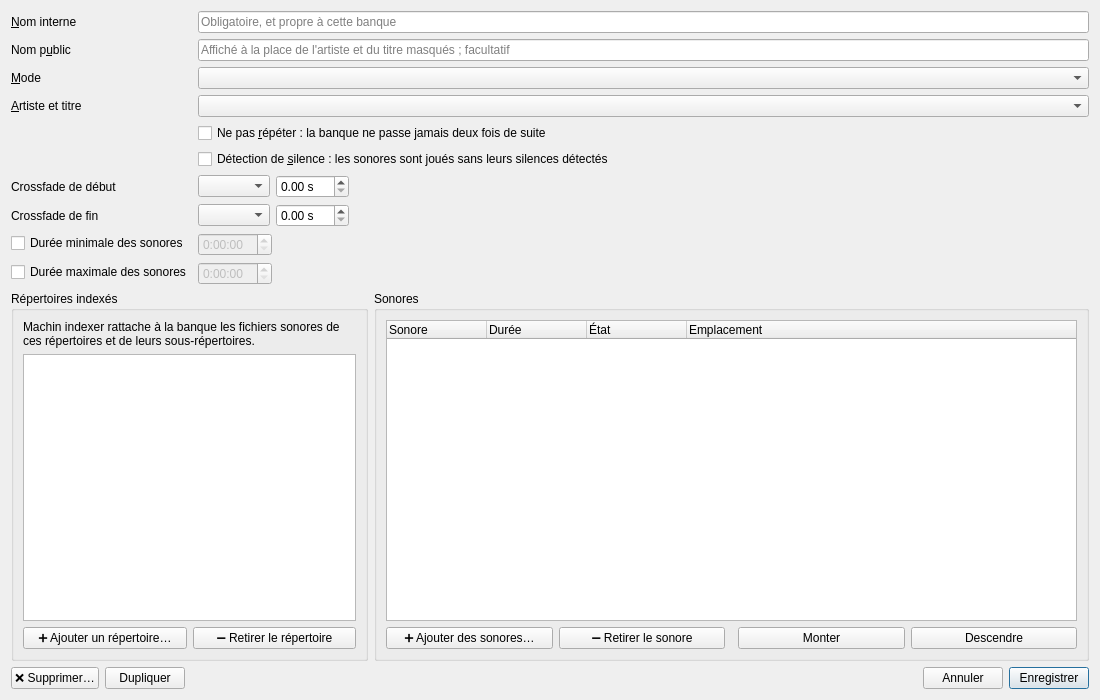
This is src/machincast/interface/ui/bank_card.ui in dascritch/machincast as Qt 5 draws it before an edit. The edited form follows.
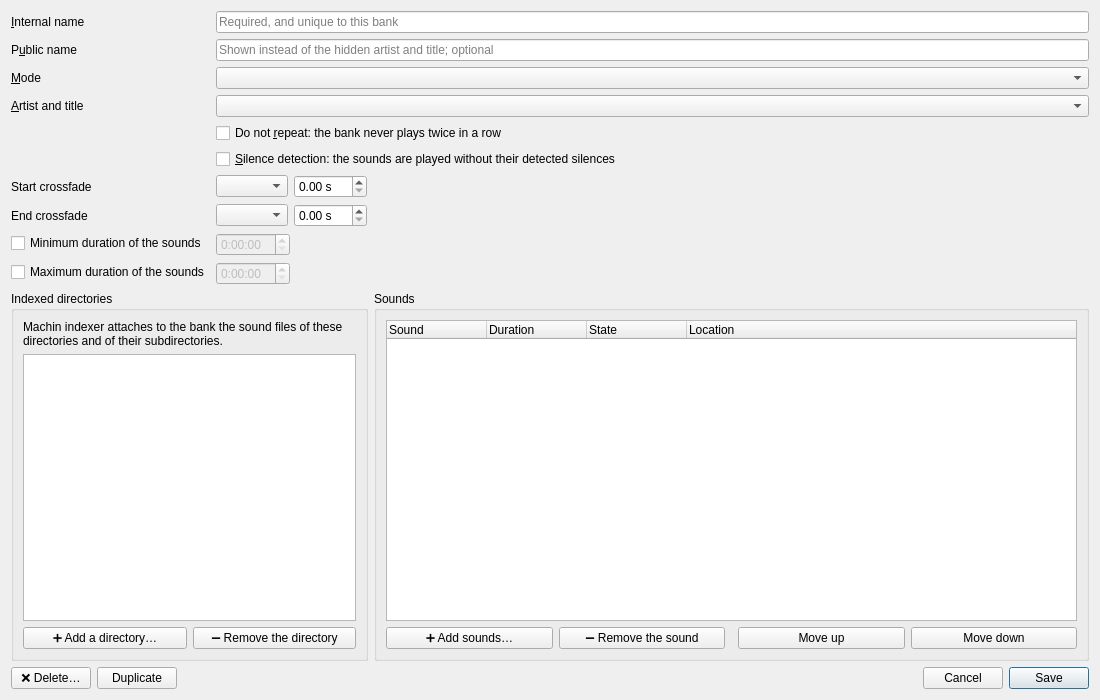
This is the edited form.

What changed in the file:
```diff
--- a/src/machincast/interface/ui/bank_card.ui
+++ b/src/machincast/interface/ui/bank_card.ui
@@ -16,7 +16,7 @@
      <item row="0" column="0">
       <widget class="QLabel" name="internal_name_caption">
        <property name="text">
-        <string>&amp;Nom interne</string>
+        <string>&amp;Internal name</string>
        </property>
        <property name="buddy">
         <cstring>internal_name</cstring>
@@ -29,14 +29,14 @@
         <number>255</number>
        </property>
        <property name="placeholderText">
-        <string>Obligatoire, et propre à cette banque</string>
+        <string>Required, and unique to this bank</string>
        </property>
       </widget>
      </item>
      <item row="1" column="0">
       <widget class="QLabel" name="public_name_caption">
        <property name="text">
-        <string>Nom p&amp;ublic</string>
+        <string>P&amp;ublic name</string>
        </property>
        <property name="buddy">
         <cstring>public_name</cstring>
@@ -49,7 +49,7 @@
         <number>255</number>
        </property>
        <property name="placeholderText">
-        <string>Affiché à la place de l'artiste et du titre masqués ; facultatif</string>
+        <string>Shown instead of the hidden artist and title; optional</string>
        </property>
       </widget>
      </item>
@@ -69,7 +69,7 @@
      <item row="3" column="0">
       <widget class="QLabel" name="hiding_caption">
        <property name="text">
-        <string>&amp;Artiste et titre</string>
+        <string>&amp;Artist and title</string>
        </property>
        <property name="buddy">
         <cstring>hiding</cstring>
@@ -82,14 +82,14 @@
      <item row="4" column="1">
       <widget class="QCheckBox" name="no_repeat">
        <property name="text">
-        <string>Ne pas &amp;répéter : la banque ne passe jamais deux fois de suite</string>
+        <string>Do not &amp;repeat: the bank never plays twice in a row</string>
        </property>
       </widget>
      </item>
      <item row="5" column="1">
       <widget class="QCheckBox" name="detection_silences">
        <property name="text">
-        <string>Détection de &amp;silence : les sonores sont joués sans leurs silences détectés</string>
+        <string>&amp;Silence detection: the sounds are played without their detected silences</string>
        </property>
        <property name="toolTip">
         <string>Chaque sonore joué via la banque commence à son début détecté et s'arrête à sa fin détectée, mesurés par l'audit complet.</string>
@@ -99,7 +99,7 @@
      <item row="6" column="0">
       <widget class="QLabel" name="start_crossfade_caption">
        <property name="text">
-        <string>Crossfade de début</string>
+        <string>Start crossfade</string>
        </property>
        <property name="buddy">
         <cstring>start_crossfade_rule</cstring>
@@ -143,7 +143,7 @@
      <item row="7" column="0">
       <widget class="QLabel" name="end_crossfade_caption">
        <property name="text">
-        <string>Crossfade de fin</string>
+        <string>End crossfade</string>
        </property>
        <property name="buddy">
         <cstring>end_crossfade_rule</cstring>
@@ -187,7 +187,7 @@
      <item row="8" column="0">
       <widget class="QCheckBox" name="has_min_duration">
        <property name="text">
-        <string>Durée minimale des sonores</string>
+        <string>Minimum duration of the sounds</string>
        </property>
        <property name="toolTip">
         <string>Facultative : un sonore de la banque qui en sort est signalé, sans être refusé</string>
@@ -218,7 +218,7 @@
      <item row="9" column="0">
       <widget class="QCheckBox" name="has_max_duration">
        <property name="text">
-        <string>Durée maximale des sonores</string>
+        <string>Maximum duration of the sounds</string>
        </property>
        <property name="toolTip">
         <string>Facultative : un sonore de la banque qui en sort est signalé, sans être refusé</string>
@@ -253,13 +253,13 @@
      <item>
       <widget class="QGroupBox" name="directory_group">
        <property name="title">
-        <string>Répertoires indexés</string>
+        <string>Indexed directories</string>
        </property>
        <layout class="QVBoxLayout" name="directory_layout">
         <item>
          <widget class="QLabel" name="directory_explanation">
           <property name="text">
-           <string>Machin indexer rattache à la banque les fichiers sonores de ces répertoires et de leurs sous-répertoires.</string>
+           <string>Machin indexer attaches to the bank the sound files of these directories and of their subdirectories.</string>
           </property>
           <property name="wordWrap">
            <bool>true</bool>
@@ -278,14 +278,14 @@
           <item>
            <widget class="QPushButton" name="add_directory">
             <property name="text">
-             <string>➕ Ajouter un répertoire…</string>
+             <string>➕ Add a directory…</string>
             </property>
            </widget>
           </item>
           <item>
            <widget class="QPushButton" name="remove_directory">
             <property name="text">
-             <string>➖ Retirer le répertoire</string>
+             <string>➖ Remove the directory</string>
             </property>
            </widget>
           </item>
@@ -297,7 +297,7 @@
      <item>
       <widget class="QGroupBox" name="sound_group">
        <property name="title">
-        <string>Sonores</string>
+        <string>Sounds</string>
        </property>
        <layout class="QVBoxLayout" name="sound_layout">
         <item>
@@ -316,22 +316,22 @@
           </property>
           <column>
            <property name="text">
-            <string>Sonore</string>
+            <string>Sound</string>
            </property>
           </column>
           <column>
            <property name="text">
-            <string>Durée</string>
+            <string>Duration</string>
            </property>
           </column>
           <column>
            <property name="text">
-            <string>État</string>
+            <string>State</string>
            </property>
           </column>
           <column>
            <property name="text">
-            <string>Emplacement</string>
+            <string>Location</string>
            </property>
           </column>
          </widget>
@@ -341,14 +341,14 @@
           <item>
            <widget class="QPushButton" name="add_sounds">
             <property name="text">
-             <string>➕ Ajouter des sonores…</string>
+             <string>➕ Add sounds…</string>
             </property>
            </widget>
           </item>
           <item>
            <widget class="QPushButton" name="remove_sound">
             <property name="text">
-             <string>➖ Retirer le sonore</string>
+             <string>➖ Remove the sound</string>
             </property>
            </widget>
           </item>
@@ -362,14 +362,14 @@
           <item>
            <widget class="QPushButton" name="raise_">
             <property name="text">
-             <string>Monter</string>
+             <string>Move up</string>
             </property>
            </widget>
           </item>
           <item>
            <widget class="QPushButton" name="go_down">
             <property name="text">
-             <string>Descendre</string>
+             <string>Move down</string>
             </property>
            </widget>
           </item>
@@ -385,7 +385,7 @@
      <item>
       <widget class="QPushButton" name="delete">
        <property name="text">
-        <string>❌ Supprimer…</string>
+        <string>❌ Delete…</string>
        </property>
        <property name="toolTip">
         <string>Supprime l'élément de la base, après confirmation ; aucun fichier n'est touché.</string>
@@ -395,7 +395,7 @@
      <item>
       <widget class="QPushButton" name="duplicate">
        <property name="text">
-        <string>Dupliquer</string>
+        <string>Duplicate</string>
        </property>
        <property name="toolTip">
         <string>Ouvre une copie de l'élément dans une nouvelle fiche ; rien n'est enregistré avant « Enregistrer ».</string>
@@ -412,14 +412,14 @@
      <item>
       <widget class="QPushButton" name="cancel">
        <property name="text">
-        <string>Annuler</string>
+        <string>Cancel</string>
        </property>
       </widget>
      </item>
      <item>
       <widget class="QPushButton" name="save">
        <property name="text">
-        <string>Enregistrer</string>
+        <string>Save</string>
        </property>
        <property name="default">
         <bool>true</bool>
```
Left out of the diff: 22 changed lines with no effect on the pictures.
